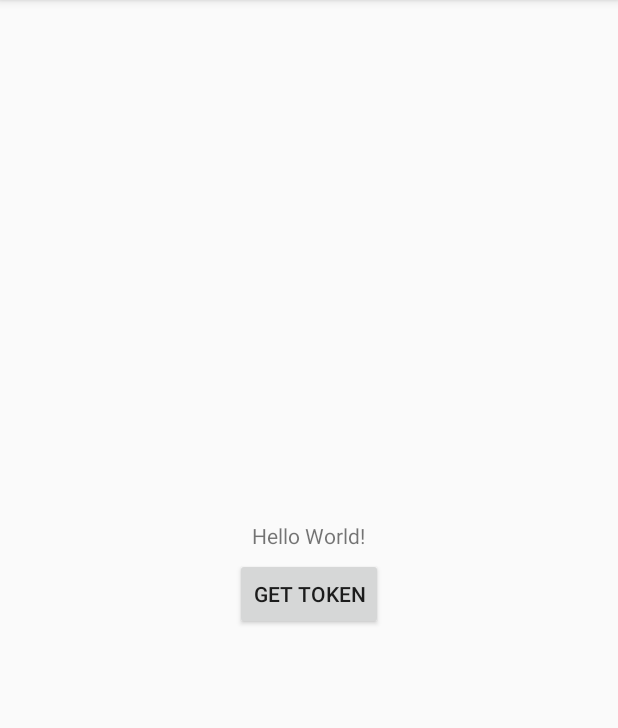
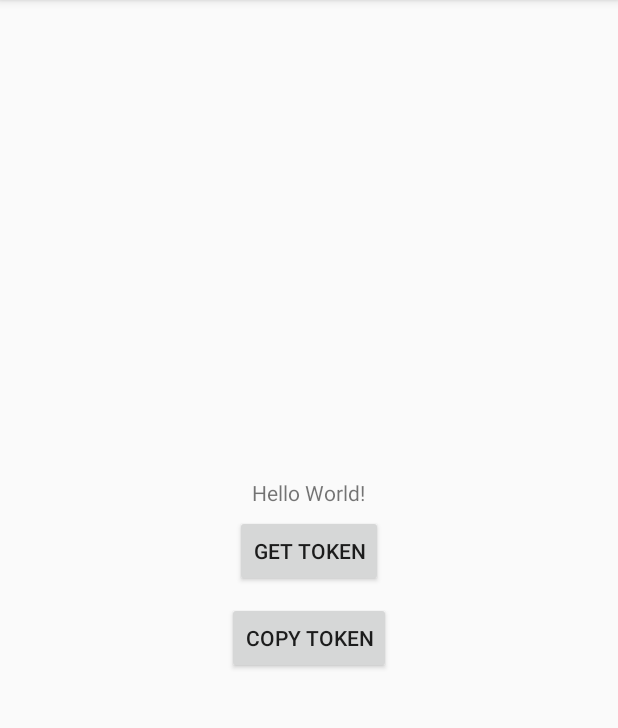
Before and after one commit to shybal10/pushSampleHuawei, an Android app: the screen it shows after launch (MainActivity), on a phone screen of 412 x 824 dp, the part 84-812 px from its top. Run offline under Robolectric (Android 15) with nearby library versions, the phone set to English and light mode, and no system bars; libraries missing offline, so code that uses them is left out: com.huawei.agconnect, com.huawei.hms.

Commit message:
added clipboard copy button

```diff
--- a/app/src/main/java/com/huawei/push/sample/shybal/MainActivity.java
+++ b/app/src/main/java/com/huawei/push/sample/shybal/MainActivity.java
@@ -2,6 +2,9 @@ package com.huawei.push.sample.shybal;
 
 import androidx.appcompat.app.AppCompatActivity;
 
+import android.content.ClipData;
+import android.content.ClipboardManager;
+import android.content.Context;
 import android.os.Bundle;
 import android.telephony.TelephonyManager;
 import android.text.TextUtils;
@@ -15,7 +18,7 @@ import com.huawei.agconnect.config.AGConnectServicesConfig;
 import com.huawei.hms.aaid.HmsInstanceId;
 
 public class MainActivity extends AppCompatActivity {
-    Button btnToken;
+    Button btnToken,btnCopy;
     public static final String TAG = "Push Sample";
     String pushtoken;
 
@@ -24,15 +27,27 @@ public class MainActivity extends AppCompatActivity {
         super.onCreate(savedInstanceState);
         setContentView(R.layout.activity_main);
         btnToken = findViewById(R.id.btn_get_token);
+        btnCopy = findViewById(R.id.btn_copy_token);
         btnToken.setOnClickListener(new View.OnClickListener() {
             @Override
             public void onClick(View v) {
                 getToken();
             }
         });
+        btnCopy.setOnClickListener(new View.OnClickListener() {
+            @Override
+            public void onClick(View v) {
+                copyToken();
+            }
+        });
 
     }
 
+    private void copyToken() {
+        ClipboardManager clipboard = (ClipboardManager) getSystemService(Context.CLIPBOARD_SERVICE);
+        ClipData clip = ClipData.newPlainText("Device Token", pushtoken);
+        clipboard.setPrimaryClip(clip);
+    }
 
 
     private void showLog(final String log) {
--- a/app/src/main/res/layout/activity_main.xml
+++ b/app/src/main/res/layout/activity_main.xml
@@ -27,6 +27,14 @@
         android:layout_height="wrap_content">
     </Button>
 
+    <Button
+        android:layout_marginTop="10dp"
+        android:id="@+id/btn_copy_token"
+        android:text="Copy Token"
+        android:layout_width="wrap_content"
+        android:layout_height="wrap_content">
+    </Button>
+
 
 
 </LinearLayout>
```
